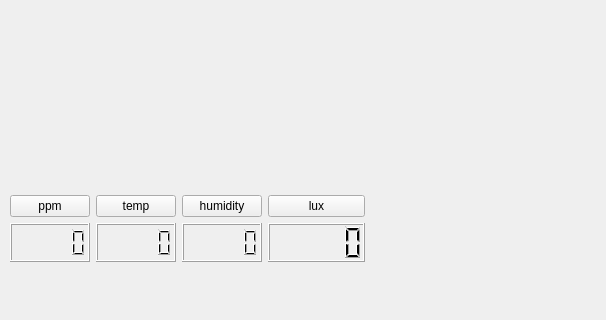
Qt form keeMASH.ui (buhtanback/KeeMASH) before a commit; both pictures show x 0 to 606 and y 285 to 605 of the 848 by 605 pixel window.
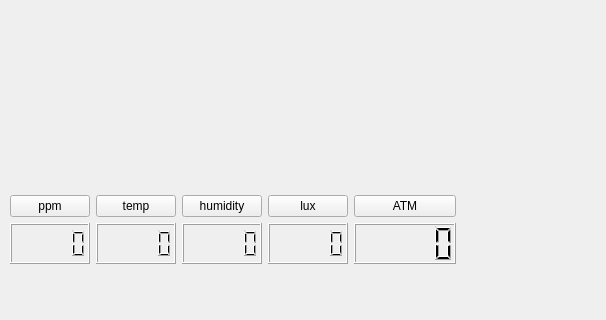
The same form after that commit.

Commit message: add functioning control button give ATM. feedback display

Diff of the .ui file:
```diff
--- a/keeMASH.ui
+++ b/keeMASH.ui
@@ -253,10 +253,12 @@
      <rect>
       <x>10</x>
       <y>480</y>
-      <width>355</width>
-      <height>67</height>
+      <width>446</width>
+      <height>69</height>
      </rect>
     </property>
+    <layout class="QHBoxLayout" name="horizontalLayout_4">
+     <item>
     <layout class="QHBoxLayout" name="horizontalLayout_3">
      <item>
       <layout class="QHBoxLayout" name="horizontalLayout_2">
@@ -319,6 +321,22 @@
        </item>
        <item>
         <widget class="QLCDNumber" name="lcdLux"/>
+         </item>
+        </layout>
+       </item>
+      </layout>
+     </item>
+     <item>
+      <layout class="QVBoxLayout" name="verticalLayout_7">
+       <item>
+        <widget class="QPushButton" name="atmB">
+         <property name="text">
+          <string>ATM</string>
+         </property>
+        </widget>
+       </item>
+       <item>
+        <widget class="QLCDNumber" name="lcdAtm"/>
        </item>
       </layout>
      </item>
```
Lines whose indentation alone changed are shown as unchanged. The commit also changes 1 other file.
